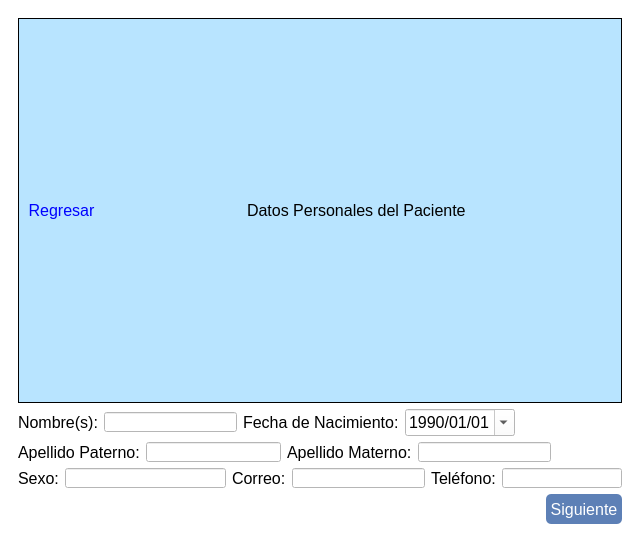
First picture: the form in agregarUrgencia.ui, repository Laloses/Hospital, before the edit.
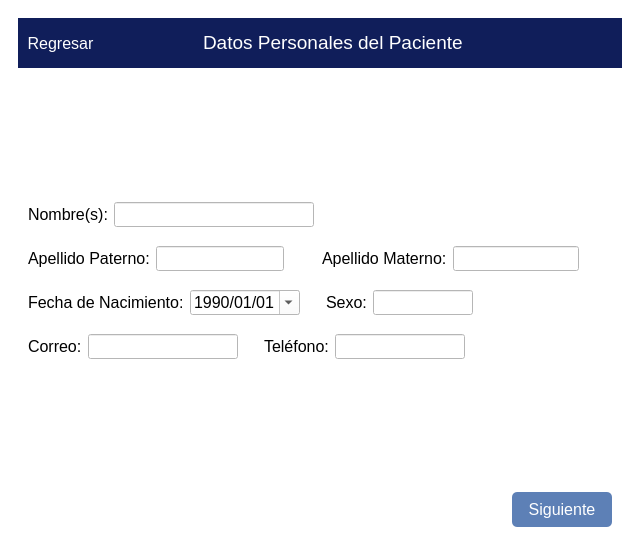
Second picture: the form after the edit. The open tabs and pages were chosen to show the change. Icons and pictures are not drawn.

```diff
--- a/agregarUrgencia.ui
+++ b/agregarUrgencia.ui
@@ -7,7 +7,7 @@
     <x>0</x>
     <y>0</y>
     <width>640</width>
-    <height>542</height>
+    <height>545</height>
    </rect>
   </property>
   <property name="windowTitle">
@@ -38,14 +38,13 @@
 border-radius:5px;
 background-color: #5d80b6;
 color: white;
-font: 11pt &quot;MS Shell Dlg 2&quot;;
+font: 12pt &quot;MS Shell Dlg 2&quot;;
 height:30px;
 }
 QPushButton:hover{
 padding-top:1px;
 }
-#frameUrg, #frameHisto,#framePac, #frameCompa,#detallitos{
-border:1px solid black;}</string>
+</string>
      </property>
      <property name="currentIndex">
       <number>3</number>
@@ -797,11 +796,25 @@
           <number>1</number>
          </property>
          <widget class="QWidget" name="datosUsuario">
-          <layout class="QVBoxLayout" name="verticalLayout_15">
-           <item>
+          <layout class="QGridLayout" name="gridLayout_3">
+           <item row="0" column="0">
+            <layout class="QGridLayout" name="gridLayout_2">
+             <item row="0" column="0">
             <widget class="QFrame" name="framePac">
+               <property name="minimumSize">
+                <size>
+                 <width>0</width>
+                 <height>50</height>
+                </size>
+               </property>
+               <property name="maximumSize">
+                <size>
+                 <width>16777215</width>
+                 <height>50</height>
+                </size>
+               </property>
              <property name="styleSheet">
-              <string notr="true">background-color: rgb(184, 228, 255);</string>
+                <string notr="true">background-color: #101e5a;</string>
              </property>
              <layout class="QHBoxLayout" name="horizontalLayout_16">
               <item>
@@ -812,9 +825,18 @@
                   <height>16777215</height>
                  </size>
                 </property>
+                  <property name="font">
+                   <font>
+                    <family>MS Shell Dlg 2</family>
+                    <pointsize>12</pointsize>
+                    <weight>50</weight>
+                    <italic>false</italic>
+                    <bold>false</bold>
+                   </font>
+                  </property>
                 <property name="styleSheet">
                  <string notr="true">background:transparent;
-color:blue;</string>
+color:white;</string>
                 </property>
                 <property name="text">
                  <string>Regresar</string>
@@ -840,8 +862,11 @@
               </item>
               <item>
                <widget class="QLabel" name="label_25">
+                  <property name="styleSheet">
+                   <string notr="true">color: white;</string>
+                  </property>
                 <property name="text">
-                 <string>Datos Personales del Paciente</string>
+                   <string>&lt;html&gt;&lt;head/&gt;&lt;body&gt;&lt;p&gt;&lt;span style=&quot; font-size:14pt;&quot;&gt;Datos Personales del Paciente&lt;/span&gt;&lt;/p&gt;&lt;/body&gt;&lt;/html&gt;</string>
                 </property>
                </widget>
               </item>
@@ -852,7 +877,7 @@
                 </property>
                 <property name="sizeHint" stdset="0">
                  <size>
-                  <width>40</width>
+                    <width>150</width>
                   <height>20</height>
                  </size>
                 </property>
@@ -860,6 +885,39 @@
               </item>
              </layout>
             </widget>
+             </item>
+             <item row="1" column="0">
+              <layout class="QHBoxLayout" name="horizontalLayout_35">
+               <item>
+                <spacer name="horizontalSpacer_30">
+                 <property name="orientation">
+                  <enum>Qt::Horizontal</enum>
+                 </property>
+                 <property name="sizeHint" stdset="0">
+                  <size>
+                   <width>40</width>
+                   <height>20</height>
+                  </size>
+                 </property>
+                </spacer>
+               </item>
+               <item>
+                <layout class="QVBoxLayout" name="verticalLayout_15">
+                 <item>
+                  <spacer name="verticalSpacer_2">
+                   <property name="orientation">
+                    <enum>Qt::Vertical</enum>
+                   </property>
+                   <property name="sizeType">
+                    <enum>QSizePolicy::MinimumExpanding</enum>
+                   </property>
+                   <property name="sizeHint" stdset="0">
+                    <size>
+                     <width>20</width>
+                     <height>40</height>
+                    </size>
+                   </property>
+                  </spacer>
            </item>
            <item>
             <layout class="QHBoxLayout" name="horizontalLayout_29">
@@ -880,18 +938,143 @@
               <widget class="QLineEdit" name="lineEdit_nombre">
                <property name="minimumSize">
                 <size>
-                 <width>0</width>
+                       <width>150</width>
+                       <height>25</height>
+                      </size>
+                     </property>
+                     <property name="maximumSize">
+                      <size>
+                       <width>200</width>
+                       <height>25</height>
+                      </size>
+                     </property>
+                    </widget>
+                   </item>
+                   <item>
+                    <spacer name="horizontalSpacer_25">
+                     <property name="orientation">
+                      <enum>Qt::Horizontal</enum>
+                     </property>
+                     <property name="sizeHint" stdset="0">
+                      <size>
+                       <width>40</width>
                  <height>20</height>
+                      </size>
+                     </property>
+                    </spacer>
+                   </item>
+                  </layout>
+                 </item>
+                 <item>
+                  <spacer name="verticalSpacer_3">
+                   <property name="orientation">
+                    <enum>Qt::Vertical</enum>
+                   </property>
+                   <property name="sizeType">
+                    <enum>QSizePolicy::Minimum</enum>
+                   </property>
+                   <property name="sizeHint" stdset="0">
+                    <size>
+                     <width>20</width>
+                     <height>13</height>
+                    </size>
+                   </property>
+                  </spacer>
+                 </item>
+                 <item>
+                  <layout class="QHBoxLayout" name="horizontalLayout_17">
+                   <item>
+                    <widget class="QLabel" name="label_apePaterno">
+                     <property name="text">
+                      <string>Apellido Paterno:</string>
+                     </property>
+                    </widget>
+                   </item>
+                   <item>
+                    <widget class="QLineEdit" name="lineEdit_apePaterno">
+                     <property name="minimumSize">
+                      <size>
+                       <width>113</width>
+                       <height>25</height>
+                      </size>
+                     </property>
+                     <property name="maximumSize">
+                      <size>
+                       <width>135</width>
+                       <height>25</height>
+                      </size>
+                     </property>
+                    </widget>
+                   </item>
+                   <item>
+                    <spacer name="horizontalSpacer_26">
+                     <property name="orientation">
+                      <enum>Qt::Horizontal</enum>
+                     </property>
+                     <property name="sizeHint" stdset="0">
+                      <size>
+                       <width>40</width>
+                       <height>20</height>
+                      </size>
+                     </property>
+                    </spacer>
+                   </item>
+                   <item>
+                    <widget class="QLabel" name="label_apeMaterno">
+                     <property name="text">
+                      <string>Apellido Materno:</string>
+                     </property>
+                    </widget>
+                   </item>
+                   <item>
+                    <widget class="QLineEdit" name="lineEdit_apeMaterno">
+                     <property name="minimumSize">
+                      <size>
+                       <width>113</width>
+                       <height>25</height>
                 </size>
                </property>
                <property name="maximumSize">
                 <size>
                  <width>133</width>
-                 <height>20</height>
+                       <height>25</height>
                 </size>
                </property>
               </widget>
              </item>
+                   <item>
+                    <spacer name="horizontalSpacer_78">
+                     <property name="orientation">
+                      <enum>Qt::Horizontal</enum>
+                     </property>
+                     <property name="sizeHint" stdset="0">
+                      <size>
+                       <width>40</width>
+                       <height>20</height>
+                      </size>
+                     </property>
+                    </spacer>
+                   </item>
+                  </layout>
+                 </item>
+                 <item>
+                  <spacer name="verticalSpacer_5">
+                   <property name="orientation">
+                    <enum>Qt::Vertical</enum>
+                   </property>
+                   <property name="sizeType">
+                    <enum>QSizePolicy::Fixed</enum>
+                   </property>
+                   <property name="sizeHint" stdset="0">
+                    <size>
+                     <width>20</width>
+                     <height>13</height>
+                    </size>
+                   </property>
+                  </spacer>
+                 </item>
+                 <item>
+                  <layout class="QHBoxLayout" name="horizontalLayout_34">
              <item>
               <widget class="QLabel" name="label_fNacimiento">
                <property name="minimumSize">
@@ -910,13 +1093,13 @@
                <property name="minimumSize">
                 <size>
                  <width>110</width>
-                 <height>18</height>
+                       <height>25</height>
                 </size>
                </property>
                <property name="maximumSize">
                 <size>
                  <width>110</width>
-                 <height>16777215</height>
+                       <height>25</height>
                 </size>
                </property>
                <property name="dateTime">
@@ -949,81 +1132,17 @@
                <property name="orientation">
                 <enum>Qt::Horizontal</enum>
                </property>
-               <property name="sizeHint" stdset="0">
-                <size>
-                 <width>40</width>
-                 <height>20</height>
-                </size>
-               </property>
-              </spacer>
-             </item>
-            </layout>
-           </item>
-           <item>
-            <layout class="QHBoxLayout" name="horizontalLayout_17">
-             <item>
-              <widget class="QLabel" name="label_apePaterno">
-               <property name="text">
-                <string>Apellido Paterno:</string>
-               </property>
-              </widget>
-             </item>
-             <item>
-              <widget class="QLineEdit" name="lineEdit_apePaterno">
-               <property name="minimumSize">
-                <size>
-                 <width>113</width>
-                 <height>20</height>
-                </size>
-               </property>
-               <property name="maximumSize">
-                <size>
-                 <width>135</width>
-                 <height>20</height>
-                </size>
-               </property>
-              </widget>
-             </item>
-             <item>
-              <widget class="QLabel" name="label_apeMaterno">
-               <property name="text">
-                <string>Apellido Materno:</string>
-               </property>
-              </widget>
-             </item>
-             <item>
-              <widget class="QLineEdit" name="lineEdit_apeMaterno">
-               <property name="minimumSize">
-                <size>
-                 <width>113</width>
-                 <height>20</height>
-                </size>
-               </property>
-               <property name="maximumSize">
-                <size>
-                 <width>133</width>
-                 <height>20</height>
-                </size>
-               </property>
-              </widget>
-             </item>
-             <item>
-              <spacer name="horizontalSpacer_78">
-               <property name="orientation">
-                <enum>Qt::Horizontal</enum>
-               </property>
+                     <property name="sizeType">
+                      <enum>QSizePolicy::Fixed</enum>
+                     </property>
                <property name="sizeHint" stdset="0">
                 <size>
-                 <width>40</width>
+                       <width>20</width>
                  <height>20</height>
                 </size>
                </property>
               </spacer>
              </item>
-            </layout>
-           </item>
-           <item>
-            <layout class="QHBoxLayout" name="horizontalLayout_32">
              <item>
               <widget class="QLabel" name="label_24">
                <property name="text">
@@ -1036,17 +1155,50 @@
                <property name="minimumSize">
                 <size>
                  <width>50</width>
-                 <height>20</height>
+                       <height>25</height>
                 </size>
                </property>
                <property name="maximumSize">
                 <size>
-                 <width>200</width>
-                 <height>20</height>
+                       <width>100</width>
+                       <height>25</height>
                 </size>
                </property>
               </widget>
              </item>
+                   <item>
+                    <spacer name="horizontalSpacer_29">
+                     <property name="orientation">
+                      <enum>Qt::Horizontal</enum>
+                     </property>
+                     <property name="sizeHint" stdset="0">
+                      <size>
+                       <width>40</width>
+                       <height>20</height>
+                      </size>
+                     </property>
+                    </spacer>
+                   </item>
+                  </layout>
+                 </item>
+                 <item>
+                  <spacer name="verticalSpacer_4">
+                   <property name="orientation">
+                    <enum>Qt::Vertical</enum>
+                   </property>
+                   <property name="sizeType">
+                    <enum>QSizePolicy::Fixed</enum>
+                   </property>
+                   <property name="sizeHint" stdset="0">
+                    <size>
+                     <width>20</width>
+                     <height>13</height>
+                    </size>
+                   </property>
+                  </spacer>
+                 </item>
+                 <item>
+                  <layout class="QHBoxLayout" name="horizontalLayout_32">
              <item>
               <widget class="QLabel" name="label_email">
                <property name="minimumSize">
@@ -1064,18 +1216,34 @@
               <widget class="QLineEdit" name="lineEdit_email">
                <property name="minimumSize">
                 <size>
-                 <width>0</width>
-                 <height>20</height>
+                       <width>150</width>
+                       <height>25</height>
                 </size>
                </property>
                <property name="maximumSize">
                 <size>
                  <width>133</width>
-                 <height>20</height>
+                       <height>25</height>
                 </size>
                </property>
               </widget>
              </item>
+                   <item>
+                    <spacer name="horizontalSpacer_28">
+                     <property name="orientation">
+                      <enum>Qt::Horizontal</enum>
+                     </property>
+                     <property name="sizeType">
+                      <enum>QSizePolicy::Fixed</enum>
+                     </property>
+                     <property name="sizeHint" stdset="0">
+                      <size>
+                       <width>20</width>
+                       <height>20</height>
+                      </size>
+                     </property>
+                    </spacer>
+                   </item>
              <item>
               <widget class="QLabel" name="label_telefono">
                <property name="minimumSize">
@@ -1093,14 +1261,14 @@
               <widget class="QLineEdit" name="lineEdit_telefono">
                <property name="minimumSize">
                 <size>
-                 <width>0</width>
-                 <height>20</height>
+                       <width>130</width>
+                       <height>25</height>
                 </size>
                </property>
                <property name="maximumSize">
                 <size>
-                 <width>120</width>
-                 <height>20</height>
+                       <width>130</width>
+                       <height>25</height>
                 </size>
                </property>
                <property name="maxLength">
@@ -1108,8 +1276,37 @@
                </property>
               </widget>
              </item>
-            </layout>
-           </item>
+                   <item>
+                    <spacer name="horizontalSpacer_27">
+                     <property name="orientation">
+                      <enum>Qt::Horizontal</enum>
+                     </property>
+                     <property name="sizeHint" stdset="0">
+                      <size>
+                       <width>40</width>
+                       <height>20</height>
+                      </size>
+                     </property>
+                    </spacer>
+                   </item>
+                  </layout>
+                 </item>
+                 <item>
+                  <spacer name="verticalSpacer">
+                   <property name="orientation">
+                    <enum>Qt::Vertical</enum>
+                   </property>
+                   <property name="sizeType">
+                    <enum>QSizePolicy::MinimumExpanding</enum>
+                   </property>
+                   <property name="sizeHint" stdset="0">
+                    <size>
+                     <width>20</width>
+                     <height>40</height>
+                    </size>
+                   </property>
+                  </spacer>
+                 </item>
            <item>
             <layout class="QHBoxLayout" name="horizontalLayout_28">
              <item>
@@ -1127,6 +1324,12 @@
              </item>
              <item>
               <widget class="QPushButton" name="pb_siguiente">
+                     <property name="minimumSize">
+                      <size>
+                       <width>100</width>
+                       <height>35</height>
+                      </size>
+                     </property>
                <property name="text">
                 <string> Siguiente </string>
                </property>
@@ -1135,6 +1338,25 @@
             </layout>
            </item>
           </layout>
+               </item>
+               <item>
+                <spacer name="horizontalSpacer_31">
+                 <property name="orientation">
+                  <enum>Qt::Horizontal</enum>
+                 </property>
+                 <property name="sizeHint" stdset="0">
+                  <size>
+                   <width>40</width>
+                   <height>20</height>
+                  </size>
+                 </property>
+                </spacer>
+               </item>
+              </layout>
+             </item>
+            </layout>
+           </item>
+          </layout>
          </widget>
          <widget class="QWidget" name="exp">
           <layout class="QVBoxLayout" name="verticalLayout_13">
```
Left out of the diff: 252 changed lines with no effect on the pictures. Lines whose indentation alone changed are shown as unchanged.
